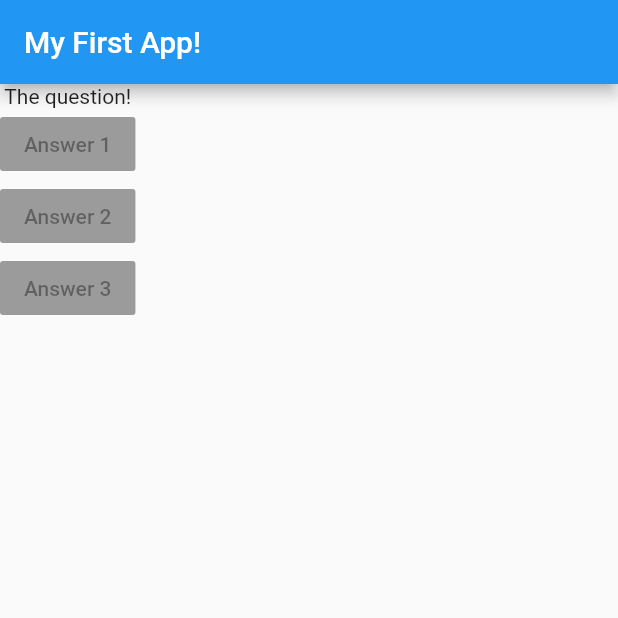
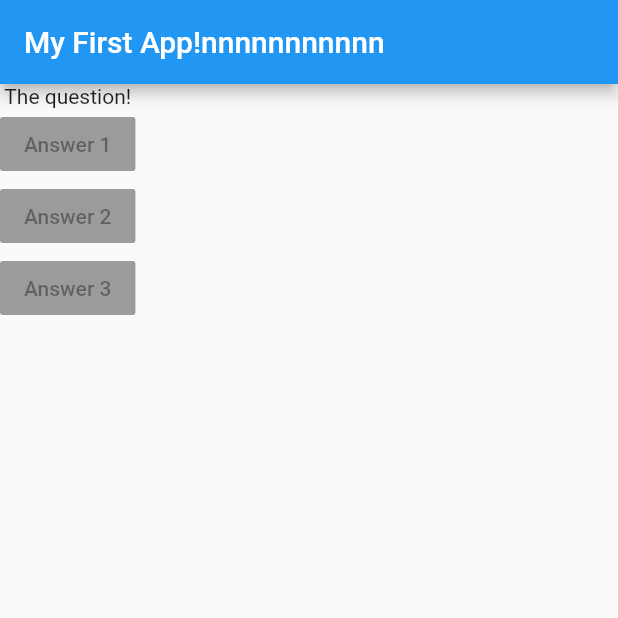
Before and after one commit to PedroPachuca/masongithubtutorial, a Flutter app: the screen it shows after launch, on a phone screen of 412 x 824 dp, the top half of it. Run offline on Flutter 3.47's test engine with Material 2 defaults, Android fonts, the phone set to English and light mode, and no system bars.

Commit message:
added a bunch of n's to the title

```diff
--- a/lib/main.dart
+++ b/lib/main.dart
@@ -14,7 +14,7 @@ class App2 extends StatelessWidget {
     return MaterialApp(
       home: Scaffold(
         appBar: AppBar(
-          title: Text('My First App!'),
+          title: Text('My First App!nnnnnnnnnnn'),
         ),
         body: Column(
           children: [
```
